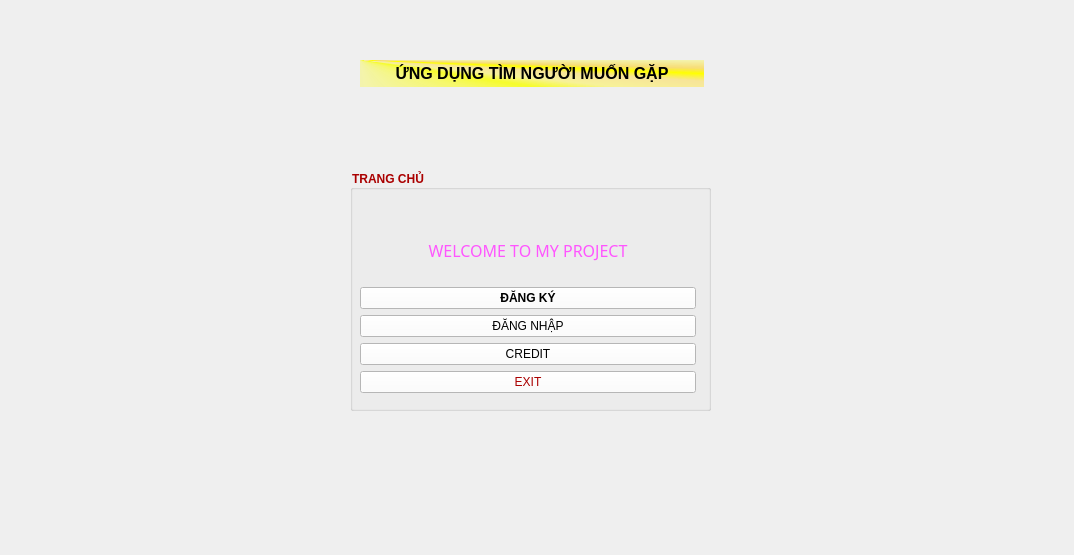
Above: client/frontend/ui/home_page.ui from DacLuc/relative_face_recognition_app before the change. Below: the same form after it.
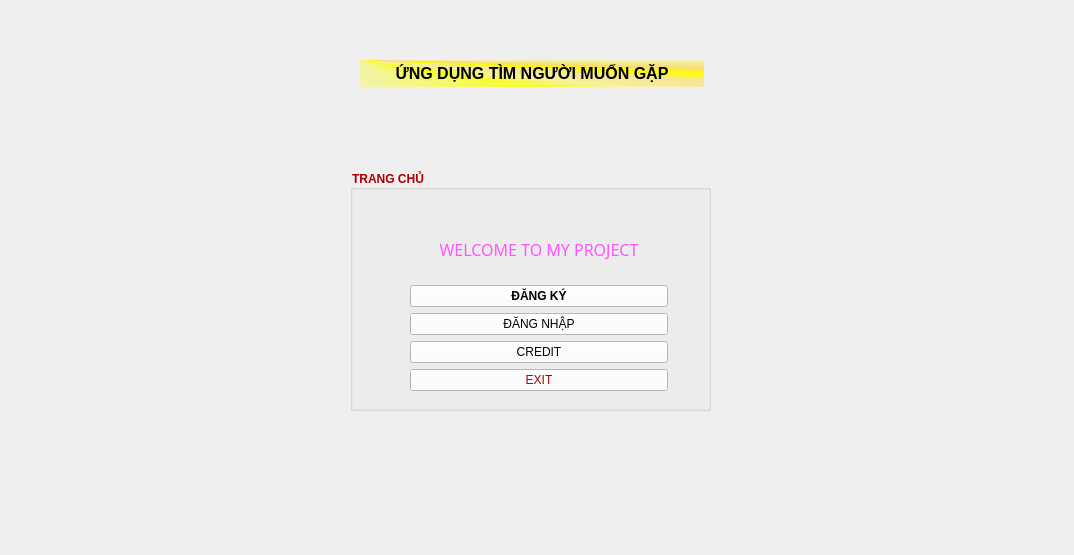
That is the form after the change.

Diff of the .ui file:
```diff
--- a/client/frontend/ui/home_page.ui
+++ b/client/frontend/ui/home_page.ui
@@ -63,10 +63,10 @@
     <widget class="QWidget" name="verticalLayoutWidget">
      <property name="geometry">
       <rect>
-       <x>10</x>
+       <x>60</x>
        <y>50</y>
-       <width>336</width>
-       <height>173</height>
+       <width>258</width>
+       <height>171</height>
       </rect>
      </property>
      <layout class="QVBoxLayout" name="verticalLayout">
```
